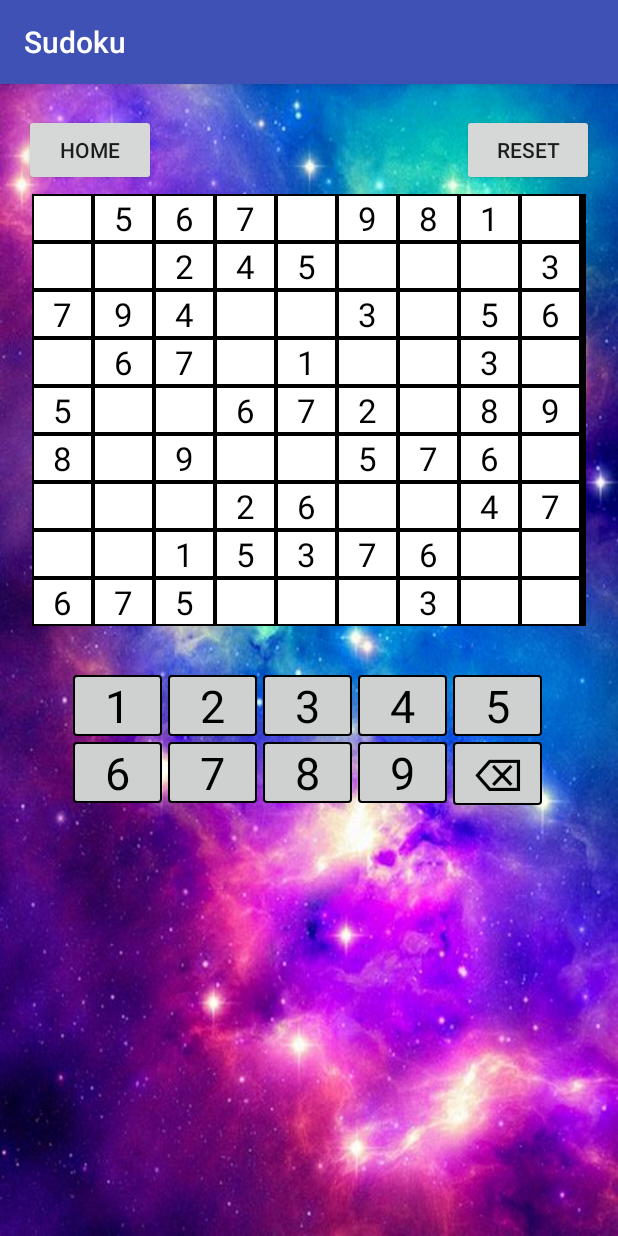
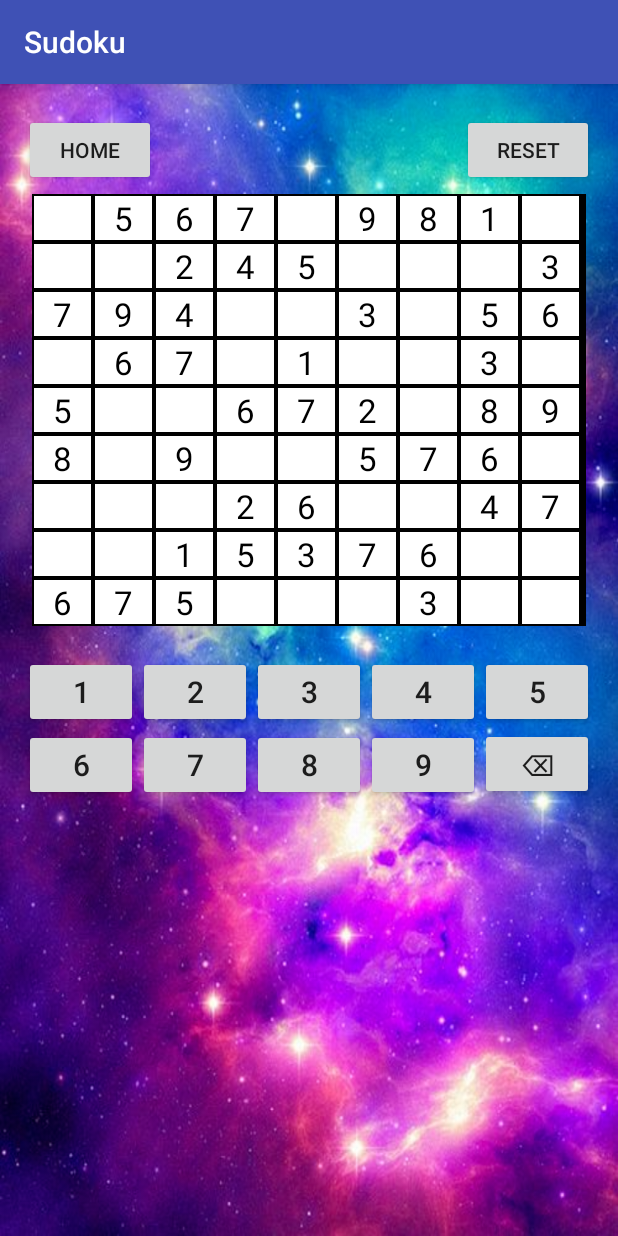
Before and after one commit to dpulsifer/Sudoku, an Android app: the screen it shows after launch (MainActivity), after a tap on "EASY", on a phone screen of 412 x 824 dp. Run offline under Robolectric (Android 15) with nearby library versions, the phone set to English and light mode, and no system bars.

Commit message:
Refactor Button GridView to LinearLayout

```diff
--- a/app/src/main/java/cs/dal/sudoku/MainActivity.java
+++ b/app/src/main/java/cs/dal/sudoku/MainActivity.java
@@ -21,14 +21,23 @@ public class MainActivity extends AppCompatActivity {
     String[] dugSudokuGrid;
     String[] referenceGrid;
 
-    GridView buttonGridView;
-    String[] buttons  = new String[] {"1","2","3","4","5","6","7","8","9","⌫"};
-    String number;
+    String numberSelection;
 
     int difficultyLevel;
 
     Button home;
     Button reset;
+
+    Button button1;
+    Button button2;
+    Button button3;
+    Button button4;
+    Button button5;
+    Button button6;
+    Button button7;
+    Button button8;
+    Button button9;
+    Button buttonC;
 
     @Override
     protected void onCreate(Bundle savedInstanceState) {
@@ -70,40 +79,34 @@ public class MainActivity extends AppCompatActivity {
         SudokuGridAdapter gridAdapter = new SudokuGridAdapter(MainActivity.this, dugSudokuGrid);
         gridView.setAdapter(gridAdapter);
 
-        //generate button grid
-        buttonGridView = (GridView)this.findViewById(R.id.buttonGridView);
-        ButtonGridAdapter buttonGridAdapter = new ButtonGridAdapter(MainActivity.this, buttons);
-        buttonGridView.setAdapter(buttonGridAdapter);
-
-        //handle number selection from button grid
-        buttonGridView.setOnItemClickListener(new AdapterView.OnItemClickListener() {
-            @Override
-            public void onItemClick(AdapterView<?> parent, View view, int position, long id) {
-                if (position == 9) {
-                    number = " ";
-                } else {
-                    number = Integer.toString(position + 1);
-                }
-            }
-        });
+        button1 = (Button) findViewById(R.id.button1);
+        button2 = (Button) findViewById(R.id.button2);
+        button3 = (Button) findViewById(R.id.button3);
+        button4 = (Button) findViewById(R.id.button4);
+        button5 = (Button) findViewById(R.id.button5);
+        button6 = (Button) findViewById(R.id.button6);
+        button7 = (Button) findViewById(R.id.button7);
+        button8 = (Button) findViewById(R.id.button8);
+        button9 = (Button) findViewById(R.id.button9);
+        buttonC = (Button) findViewById(R.id.buttonC);
 
         //handle numbers being placed on puzzle grid
         gridView.setOnItemClickListener(new AdapterView.OnItemClickListener() {
             @Override
             public void onItemClick(AdapterView<?> adapterView, View view, int position, long l) {
 
-                if (referenceGrid[position].equals(" ") && (number != null)) {
+                if (referenceGrid[position].equals(" ") && (numberSelection != null)) {
 
-                    if (number.equals(" ")) {
+                    if (numberSelection.equals(" ")) {
 
-                        dugSudokuGrid[position] = number;
+                        dugSudokuGrid[position] = numberSelection;
                         SudokuGridAdapter gridAdapter = new SudokuGridAdapter(MainActivity.this, dugSudokuGrid);
                         gridView.setAdapter(gridAdapter);
 
                     }
-                    else if (Validation.confirmNumber(dugSudokuGrid, number, position) && !number.equals(" ")) {
+                    else if (Validation.confirmNumber(dugSudokuGrid, numberSelection, position) && !numberSelection.equals(" ")) {
 
-                        dugSudokuGrid[position] = number;
+                        dugSudokuGrid[position] = numberSelection;
                         SudokuGridAdapter gridAdapter = new SudokuGridAdapter(MainActivity.this, dugSudokuGrid);
                         gridView.setAdapter(gridAdapter);
 
@@ -132,4 +135,40 @@ public class MainActivity extends AppCompatActivity {
 
     }
 
+    public void getNumberSelected(View view) {
+
+        switch (view.getId()) {
+            case R.id.button1:
+                numberSelection = "1";
+                break;
+            case R.id.button2:
+                numberSelection = "2";
+                break;
+            case R.id.button3:
+                numberSelection = "3";
+                break;
+            case R.id.button4:
+                numberSelection = "4";
+                break;
+            case R.id.button5:
+                numberSelection = "5";
+                break;
+            case R.id.button6:
+                numberSelection = "6";
+                break;
+            case R.id.button7:
+                numberSelection = "7";
+                break;
+            case R.id.button8:
+                numberSelection = "8";
+                break;
+            case R.id.button9:
+                numberSelection = "9";
+                break;
+            case R.id.buttonC:
+                numberSelection = " ";
+                break;
+        }
+    }
+
 }
--- a/app/src/main/res/layout/activity_main.xml
+++ b/app/src/main/res/layout/activity_main.xml
@@ -44,15 +44,91 @@
         android:layout_marginRight="5dp"
         android:layout_marginTop="5dp" />
 
-    <GridView
+    <LinearLayout
+        android:orientation="horizontal"
         android:layout_width="wrap_content"
         android:layout_height="wrap_content"
-        android:id="@+id/buttonGridView"
-        android:numColumns="5"
-        android:layout_marginLeft="5dp"
-        android:layout_marginRight="5dp"
-        android:layout_marginTop="5dp"
-        android:padding="25dp"
-        android:layout_below="@+id/myGridView"/>
+        android:paddingTop="20dp">
+
+        <Button android:text="1"
+            android:layout_width="wrap_content"
+            android:layout_height="wrap_content"
+            android:layout_weight="1"
+            android:textSize="20sp"
+            android:id="@+id/button1"
+            android:onClick="getNumberSelected"/>
+        <Button android:text="2"
+            android:layout_width="wrap_content"
+            android:layout_height="wrap_content"
+            android:layout_weight="1"
+            android:textSize="20sp"
+            android:id="@+id/button2"
+            android:onClick="getNumberSelected"/>
+        <Button android:text="3"
+            android:layout_width="wrap_content"
+            android:layout_height="wrap_content"
+            android:layout_weight="1"
+            android:textSize="20sp"
+            android:id="@+id/button3"
+            android:onClick="getNumberSelected"/>
+        <Button android:text="4"
+            android:layout_width="wrap_content"
+            android:layout_height="wrap_content"
+            android:layout_weight="1"
+            android:textSize="20sp"
+            android:id="@+id/button4"
+            android:onClick="getNumberSelected"/>
+        <Button android:text="5"
+            android:layout_width="wrap_content"
+            android:layout_height="wrap_content"
+            android:layout_weight="1"
+            android:textSize="20sp"
+            android:id="@+id/button5"
+            android:onClick="getNumberSelected"/>
+
+    </LinearLayout>
+
+    <LinearLayout
+        android:orientation="horizontal"
+        android:layout_width="wrap_content"
+        android:layout_height="wrap_content">
+
+        <Button android:text="6"
+            android:layout_width="wrap_content"
+            android:layout_height="wrap_content"
+            android:layout_weight="1"
+            android:textSize="20sp"
+            android:id="@+id/button6"
+            android:onClick="getNumberSelected"/>
+        <Button android:text="7"
+            android:layout_width="wrap_content"
+            android:layout_height="wrap_content"
+            android:layout_weight="1"
+            android:textSize="20sp"
+            android:id="@+id/button7"
+            android:onClick="getNumberSelected"/>
+        <Button android:text="8"
+            android:layout_width="wrap_content"
+            android:layout_height="wrap_content"
+            android:layout_weight="1"
+            android:textSize="20sp"
+            android:id="@+id/button8"
+            android:onClick="getNumberSelected"/>
+        <Button android:text="9"
+            android:layout_width="wrap_content"
+            android:layout_height="wrap_content"
+            android:layout_weight="1"
+            android:textSize="20sp"
+            android:id="@+id/button9"
+            android:onClick="getNumberSelected"/>
+        <Button android:text="⌫"
+            android:layout_width="wrap_content"
+            android:layout_height="wrap_content"
+            android:layout_weight="1"
+            android:textSize="20sp"
+            android:id="@+id/buttonC"
+            android:onClick="getNumberSelected"/>
+
+    </LinearLayout>
 
 </LinearLayout>
--- a/app/src/main/res/layout/sudoku_cell.xml
+++ b/app/src/main/res/layout/sudoku_cell.xml
@@ -13,6 +13,6 @@
         android:layout_weight="1"
         android:textColor="#000000"
         android:background="#FFFFFF"
-        android:id="@+id/grid_item" />
+        android:id="@+id/grid_item"/>
 
 </LinearLayout>
```
Also changed, not shown: 2 other files.
